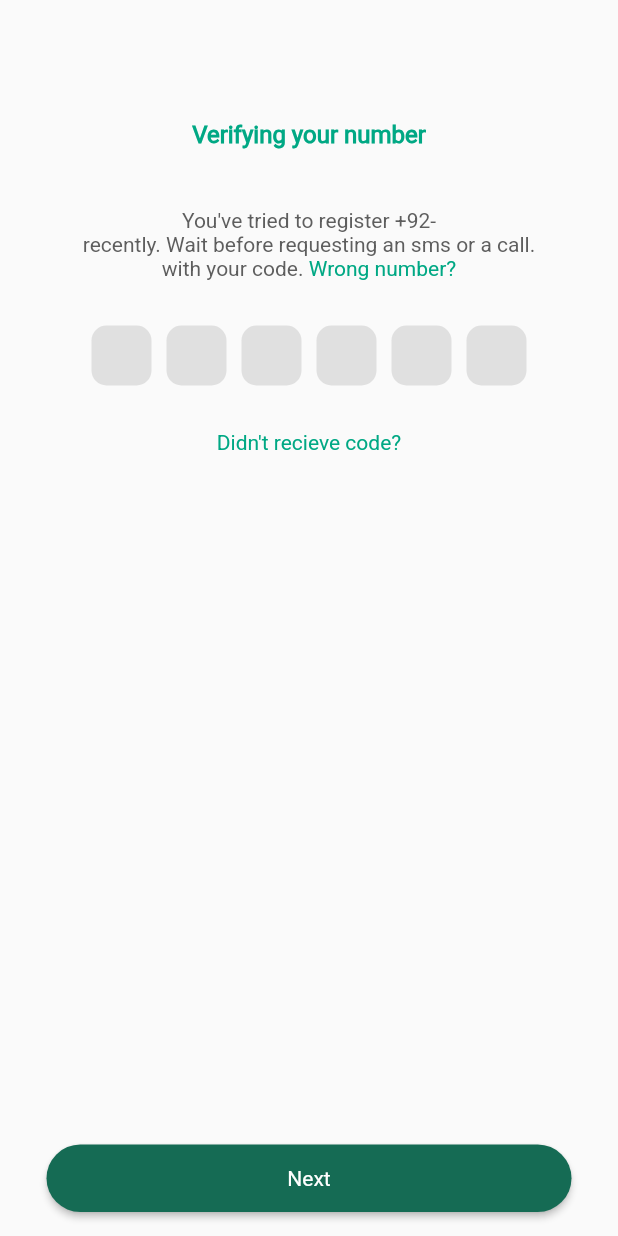
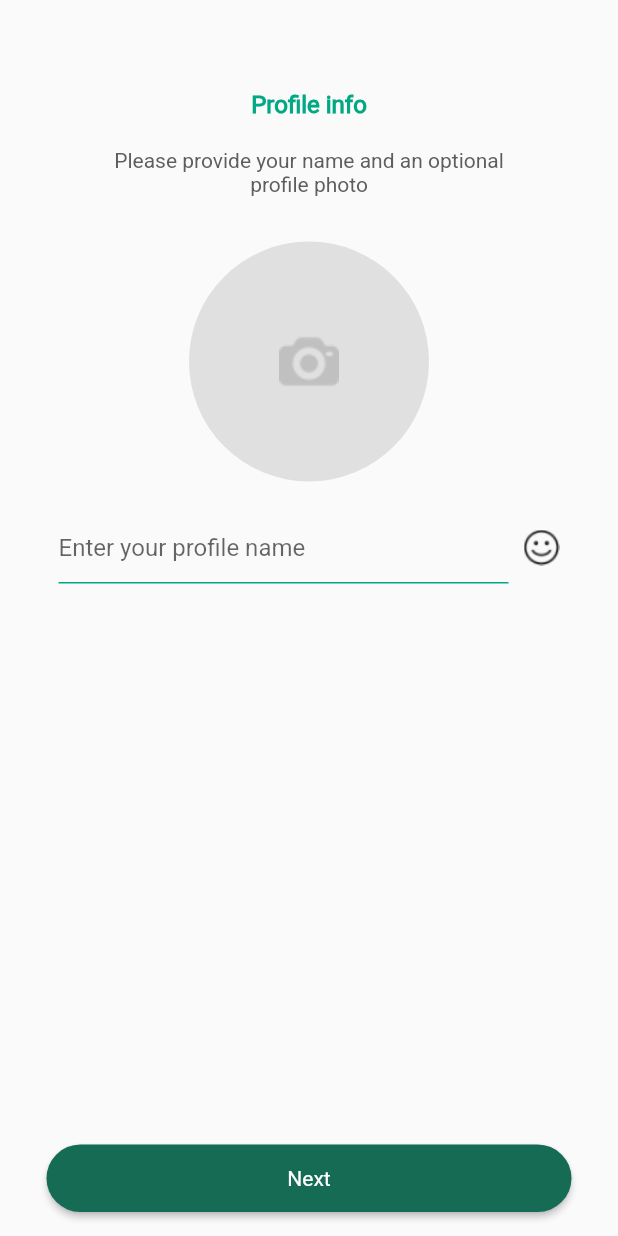
Before and after one commit to AbdullahAslam1/WhatsApp-UI-Clone, a Flutter app: the OTP_Screen screen opened directly with empty values, after a tap on "Next", on a phone screen of 412 x 824 dp. Run offline on Flutter 3.47's test engine with Material 3 defaults, Android fonts, the phone set to English and light mode, and no system bars; our stand-ins replace image_picker.

Commit message:
Profile screen

```diff
--- a/lib/OTP_screen/OTP_screen.dart
+++ b/lib/OTP_screen/OTP_screen.dart
@@ -1,6 +1,7 @@
 import 'package:flutter/material.dart';
 import 'package:flutter/widgets.dart';
 import 'package:whatsapp_ui_clone/Widgets/ui_helper.dart';
+import 'package:whatsapp_ui_clone/profile/profile_screen.dart';
 
 class OTP_Screen extends StatelessWidget {
   String phone_number;
@@ -79,7 +80,12 @@ class OTP_Screen extends StatelessWidget {
         ),
       ),
       floatingActionButton: UiHelper.CustomButton(
-        callback: () {},
+        callback: () {
+          Navigator.push(
+            context,
+            MaterialPageRoute(builder: (context) => ProfileScreen()),
+          );
+        },
         bottonName: "Next",
       ),
       floatingActionButtonLocation: FloatingActionButtonLocation.centerFloat,
--- /dev/null
+++ b/lib/profile/profile_screen.dart
@@ -0,0 +1,147 @@
+import 'package:flutter/material.dart';
+import 'package:image_picker/image_picker.dart';
+import 'package:whatsapp_ui_clone/Widgets/ui_helper.dart';
+import 'dart:io';
+
+class ProfileScreen extends StatefulWidget {
+  @override
+  State<ProfileScreen> createState() => _ProfileScreenState();
+}
+
+class _ProfileScreenState extends State<ProfileScreen> {
+  TextEditingController name_controller = TextEditingController();
+
+  File? picked_image;
+
+  @override
+  Widget build(BuildContext context) {
+    return Scaffold(
+      body: Center(
+        child: Column(
+          children: [
+            SizedBox(height: 60),
+            UiHelper.CustomText(
+              text: "Profile info",
+              height: 16,
+              weight: FontWeight.bold,
+              color: Color(0XFF00A884),
+            ),
+            SizedBox(height: 20),
+            UiHelper.CustomText(
+              text: "Please provide your name and an optional",
+              height: 14,
+            ),
+            UiHelper.CustomText(text: "profile photo", height: 14),
+            SizedBox(height: 30),
+            GestureDetector(
+              onTap: () {
+                _openBottom(context);
+              },
+              child: picked_image == null
+                  ? CircleAvatar(
+                      radius: 80,
+                      backgroundColor: Colors.grey.shade300,
+                      child: Image.asset(
+                        "assets/images/photo-camera 1.png",
+                        height: 40,
+                        fit: BoxFit.cover,
+                      ),
+                    )
+                  : CircleAvatar(
+                      radius: 80,
+                      backgroundImage: FileImage(picked_image!),
+                    ),
+            ),
+            SizedBox(height: 20),
+            Row(
+              mainAxisAlignment: MainAxisAlignment.center,
+              children: [
+                SizedBox(
+                  width: 300,
+                  child: TextField(
+                    keyboardType: TextInputType.none,
+                    controller: name_controller,
+                    decoration: InputDecoration(
+                      hintText: "Enter your profile name",
+                      border: UnderlineInputBorder(
+                        borderSide: BorderSide(color: Color(0XFF00A884)),
+                      ),
+                      enabledBorder: UnderlineInputBorder(
+                        borderSide: BorderSide(color: Color(0XFF00A884)),
+                      ),
+                      focusedBorder: UnderlineInputBorder(
+                        borderSide: BorderSide(color: Color(0XFF00A884)),
+                      ),
+                    ),
+                  ),
+                ),
+                SizedBox(width: 10),
+                ImageIcon(AssetImage("assets/images/happy-face 1.png")),
+              ],
+            ),
+          ],
+        ),
+      ),
+      floatingActionButton: UiHelper.CustomButton(
+        callback: () {},
+        bottonName: "Next",
+      ),
+      floatingActionButtonLocation: FloatingActionButtonLocation.centerFloat,
+    );
+  }
+
+  _openBottom(BuildContext context) {
+    return showModalBottomSheet(
+      context: context,
+      builder: (BuildContext context) {
+        return Container(
+          width: 200,
+          height: 200,
+          child: Column(
+            mainAxisAlignment: MainAxisAlignment.center,
+            children: [
+              Text(
+                "Choose one for profile picture",
+                style: TextStyle(fontSize: 14, fontWeight: FontWeight.bold),
+              ),
+              SizedBox(height: 25),
+              Row(
+                mainAxisAlignment: MainAxisAlignment.spaceEvenly,
+                children: [
+                  IconButton(
+                    onPressed: () {
+                      _pickImage(ImageSource.camera);
+                    },
+                    icon: Icon(Icons.camera_alt, size: 60, color: Colors.grey),
+                  ),
+                  IconButton(
+                    onPressed: () {
+                      _pickImage(ImageSource.gallery);
+                    },
+                    icon: Icon(Icons.image, size: 60, color: Colors.grey),
+                  ),
+                ],
+              ),
+            ],
+          ),
+        );
+      },
+    );
+  }
+
+  _pickImage(ImageSource image_source) async {
+    try {
+      final photo = await ImagePicker().pickImage(source: image_source);
+      if (photo == null) return;
+      final temp_image = File(photo.path);
+      Navigator.pop(context);
+      setState(() {
+        picked_image = temp_image;
+      });
+    } catch (ex) {
+      return ScaffoldMessenger.of(
+        context,
+      ).showSnackBar(SnackBar(content: Text(ex.toString())));
+    }
+  }
+}
--- a/pubspec.yaml
+++ b/pubspec.yaml
@@ -34,6 +34,7 @@ dependencies:
   # The following adds the Cupertino Icons font to your application.
   # Use with the CupertinoIcons class for iOS style icons.
   cupertino_icons: ^1.0.8
+  image_picker: ^1.1.2
 
 dev_dependencies:
   flutter_test:
```
Also changed, not shown: pubspec.lock, 6 other files.
